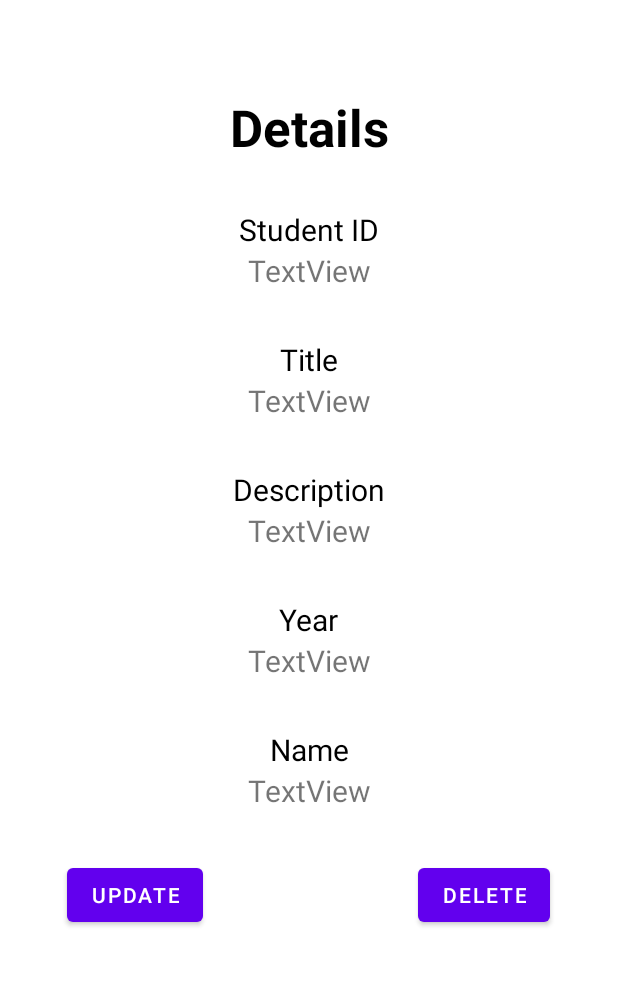
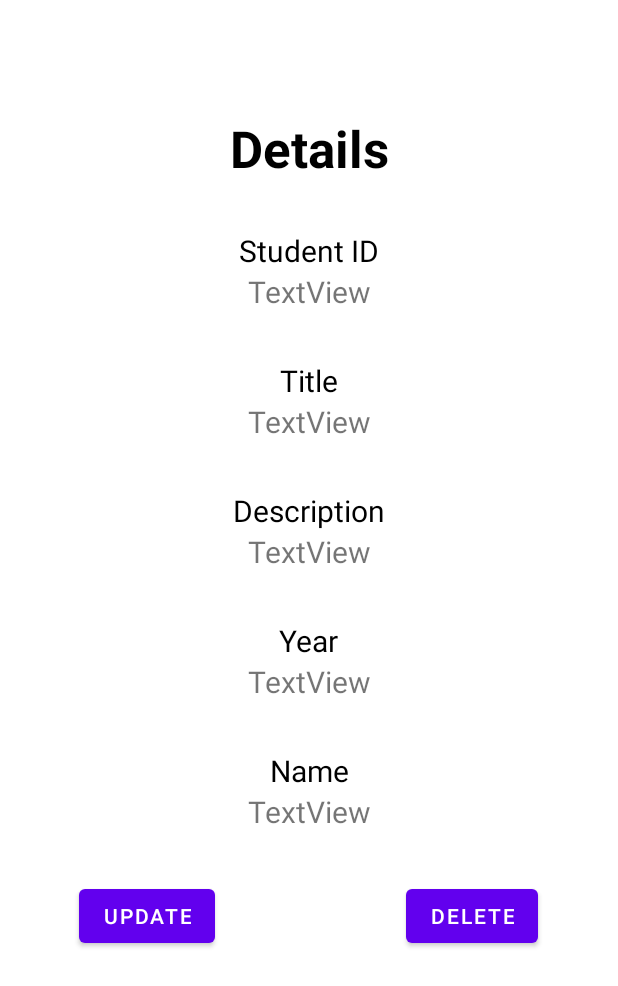
Before and after one commit to tcollyer1/student-project-app, an Android app: the layout activity_project_details.xml on its own in the app's theme, with its tools: preview values and no code run, on a phone screen of 412 x 824 dp. Shown: the top 986 px of the screen. Run offline under Robolectric (Android 15) with nearby library versions, the phone set to English and light mode, and no system bars; network calls fail.

Commit message:
Added first PUT request for updating a project, added more scrollviews

```diff
--- a/COURSEWORK 2/app/src/main/res/layout/activity_project_details.xml
+++ b/COURSEWORK 2/app/src/main/res/layout/activity_project_details.xml
@@ -1,10 +1,17 @@
 <?xml version="1.0" encoding="utf-8"?>
-<androidx.constraintlayout.widget.ConstraintLayout xmlns:android="http://schemas.android.com/apk/res/android"
+<ScrollView
+    xmlns:android="http://schemas.android.com/apk/res/android"
     xmlns:app="http://schemas.android.com/apk/res-auto"
     xmlns:tools="http://schemas.android.com/tools"
     android:layout_width="match_parent"
     android:layout_height="match_parent"
-    tools:context=".ProjectDetails">
+    tools:context=".ProjectDetails"
+    android:padding="16dp"
+    android:fillViewport="true">
+
+    <androidx.constraintlayout.widget.ConstraintLayout
+        android:layout_width="match_parent"
+        android:layout_height="match_parent">
 
         <TextView
             android:id="@+id/lbl_details_title"
@@ -150,3 +157,4 @@
             app:layout_constraintStart_toEndOf="@+id/lbl_fullname_details"
             app:layout_constraintTop_toBottomOf="@+id/lbl_name_value" />
     </androidx.constraintlayout.widget.ConstraintLayout>
+</ScrollView>
--- a/COURSEWORK 2/app/src/main/res/layout/activity_view_projects.xml
+++ b/COURSEWORK 2/app/src/main/res/layout/activity_view_projects.xml
@@ -4,6 +4,7 @@
     xmlns:tools="http://schemas.android.com/tools"
     android:layout_width="match_parent"
     android:layout_height="match_parent"
+    android:padding="16dp"
     tools:context=".ViewProjects">
 
     <TextView
```
Also changed, not shown: COURSEWORK 2/app/src/main/java/com/example/studentprojectapp/UpdateProject.java (+96 -8 lines), COURSEWORK 2/app/src/main/java/com/example/studentprojectapp/ViewProjects.java (+9 -5 lines). Lines whose indentation alone changed are shown as unchanged.
